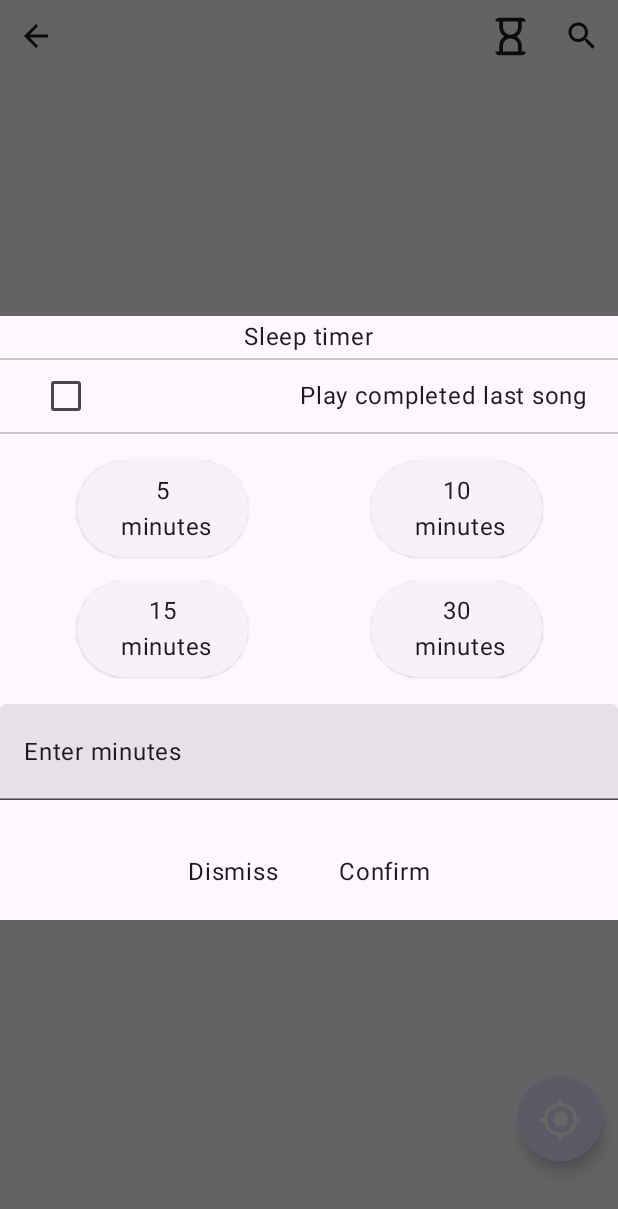
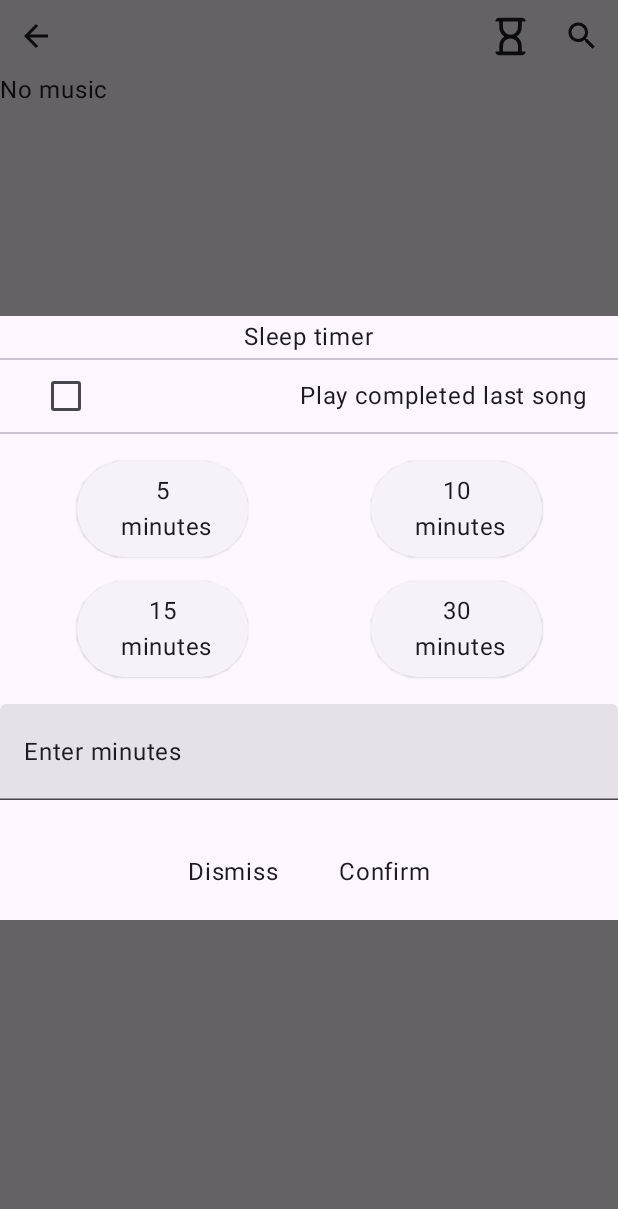
Before and after one commit to ZTFtrue/MonsterMusic, an Android app built with Jetpack Compose: the QueuePage screen opened through its navigation route, after a tap on "Contact profile picture", on a phone screen of 412 x 824 dp. Shown: the top 1209 px of the screen. Run offline under Robolectric (Android 15) with nearby library versions, the phone set to English and light mode, and no system bars; our stand-ins replace constraintlayout-compose; libraries missing offline, so code that uses them is left out: androidx.palette.graphics; network calls fail; pictures from the network do not load.

Commit message:
clean code

```diff
--- a/app/src/main/java/com/ztftrue/music/MainActivity.kt
+++ b/app/src/main/java/com/ztftrue/music/MainActivity.kt
@@ -870,7 +870,7 @@ class MainActivity : ComponentActivity() {
                                 HorizontalPager(
                                     state = pagerState,
                                     Modifier
-                                        .fillMaxHeight()
+                                        .fillMaxSize()
                                         .padding(it),
                                 ) { it1 ->
                                     key(it1) {
--- a/app/src/main/java/com/ztftrue/music/ui/public/TopBar.kt
+++ b/app/src/main/java/com/ztftrue/music/ui/public/TopBar.kt
@@ -28,6 +28,7 @@ import androidx.compose.material3.ElevatedButton
 import androidx.compose.material3.Icon
 import androidx.compose.material3.IconButton
 import androidx.compose.material3.MaterialTheme
+import androidx.compose.material3.ProvideTextStyle
 import androidx.compose.material3.Text
 import androidx.compose.material3.TextButton
 import androidx.compose.material3.TextField
@@ -42,6 +43,7 @@ import androidx.compose.ui.draw.clip
 import androidx.compose.ui.graphics.ColorFilter
 import androidx.compose.ui.platform.LocalContext
 import androidx.compose.ui.res.painterResource
+import androidx.compose.ui.text.TextStyle
 import androidx.compose.ui.text.input.ImeAction
 import androidx.compose.ui.text.input.KeyboardType
 import androidx.compose.ui.text.style.TextAlign
@@ -211,6 +213,7 @@ fun SleepTimeDialog(musicViewModel: MusicViewModel, onDismiss: () -> Unit) {
                     }
                 }
                 Row {
+                    ProvideTextStyle(TextStyle(color = MaterialTheme.colorScheme.onPrimary)){
                     TextField(
                         value = inputMinutes,
                         onValueChange = {
@@ -240,7 +243,7 @@ fun SleepTimeDialog(musicViewModel: MusicViewModel, onDismiss: () -> Unit) {
                             Text("minutes",      color = MaterialTheme.colorScheme.onBackground)
                         },
                     )
-                }
+                }}
 
                 Row(
                     modifier = Modifier
--- a/app/src/main/java/com/ztftrue/music/ui/public/TracksListView.kt
+++ b/app/src/main/java/com/ztftrue/music/ui/public/TracksListView.kt
@@ -1,6 +1,7 @@
 package com.ztftrue.music.ui.public
 
 import androidx.compose.foundation.Image
+import androidx.compose.foundation.horizontalScroll
 import androidx.compose.foundation.layout.fillMaxSize
 import androidx.compose.foundation.layout.fillMaxWidth
 import androidx.compose.foundation.layout.offset
@@ -8,10 +9,12 @@ import androidx.compose.foundation.layout.padding
 import androidx.compose.foundation.layout.size
 import androidx.compose.foundation.lazy.LazyColumn
 import androidx.compose.foundation.lazy.rememberLazyListState
+import androidx.compose.foundation.rememberScrollState
 import androidx.compose.foundation.shape.CircleShape
 import androidx.compose.material3.Divider
 import androidx.compose.material3.MaterialTheme
 import androidx.compose.material3.SmallFloatingActionButton
+import androidx.compose.material3.Text
 import androidx.compose.runtime.Composable
 import androidx.compose.runtime.key
 import androidx.compose.runtime.rememberCoroutineScope
@@ -47,6 +50,13 @@ fun TracksListView(
     val listState = rememberLazyListState()
     val scope = rememberCoroutineScope()
     key(tracksList) {
+        if (tracksList.size == 0) {
+            Text(
+                text = "No music",
+                color = MaterialTheme.colorScheme.onBackground,
+                modifier = Modifier.horizontalScroll(rememberScrollState(0))
+            )
+        }else{
             ConstraintLayout(
                 modifier = Modifier
                     .fillMaxSize()
@@ -74,7 +84,10 @@ fun TracksListView(
                             selectStatus,
                             selectList,
                         )
-                    Divider(color = MaterialTheme.colorScheme.inverseOnSurface, thickness = 1.2.dp)
+                        Divider(
+                            color = MaterialTheme.colorScheme.inverseOnSurface,
+                            thickness = 1.2.dp
+                        )
                     }
                 }
                 if (!selectStatus) {
@@ -84,7 +97,7 @@ fun TracksListView(
                                 for ((index, entry) in tracksList.withIndex()) {
                                     if (entry.id == musicViewModel.currentPlay.value?.id) {
                                         // TODO calculate the scroll position by
-                                    listState.animateScrollToItem(if ((index - 5) < 0) 0 else (index - 5))
+                                        listState.animateScrollToItem(if ((index - 4) < 0) 0 else (index - 4))
                                         break
                                     }
                                 }
@@ -116,3 +129,5 @@ fun TracksListView(
         }
 
     }
+
+}
```
Also changed, not shown: app/src/main/java/com/ztftrue/music/ui/other/EditTrackPage.kt (+13 -5 lines), app/src/main/java/com/ztftrue/music/ui/other/SearchPage.kt (+59 -6 lines), app/src/main/java/com/ztftrue/music/ui/public/AddPlayList.kt (+9 -1 lines). Lines whose indentation alone changed are shown as unchanged.
